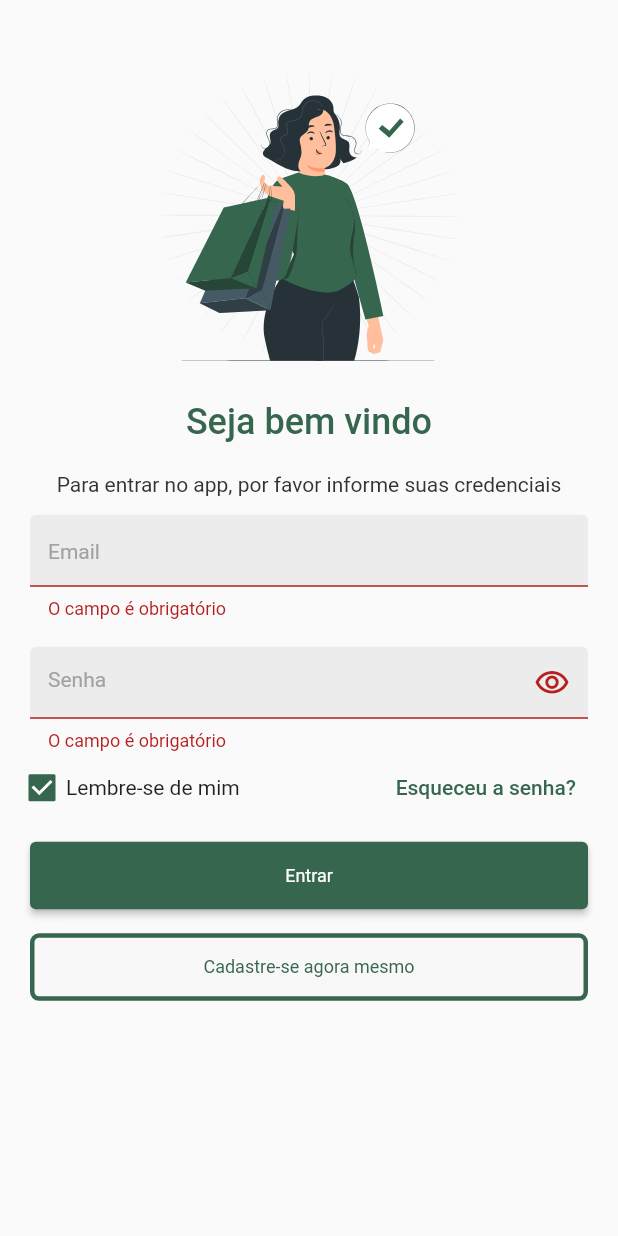
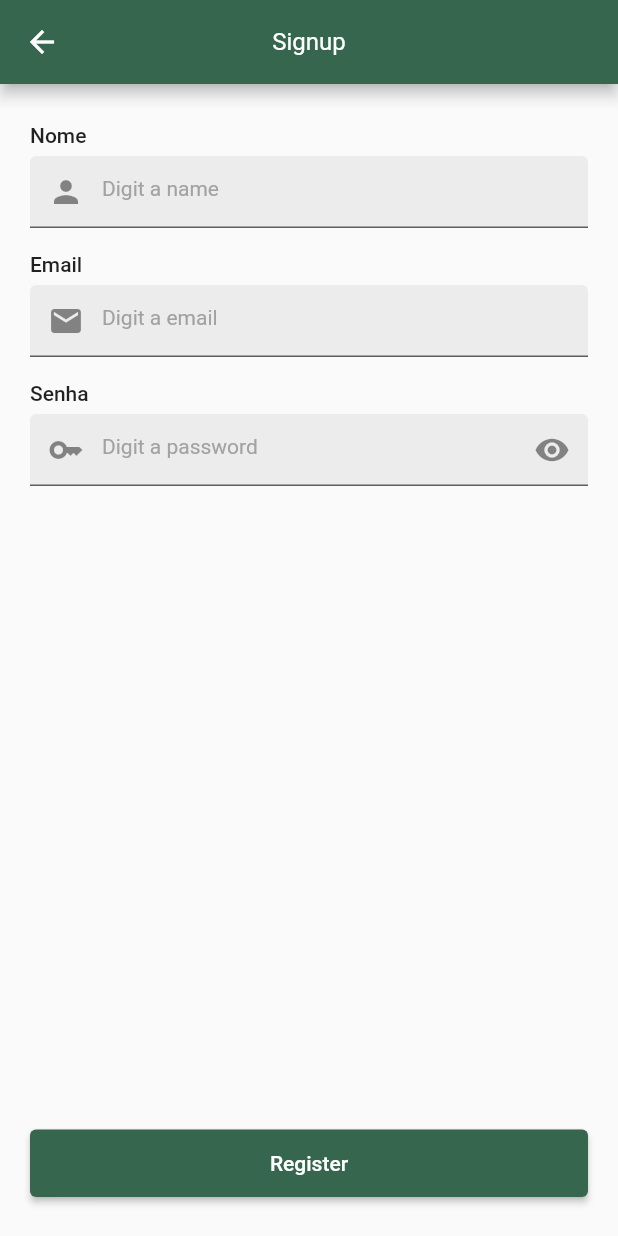
Before and after one commit to wRiqie/coodesh_challenge, a Flutter app: the screen it shows after launch, after a tap on "Entrar", after a tap on "Cadastre-se agora mesmo", on a phone screen of 412 x 824 dp. Run offline on Flutter 3.47's test engine with Material 2 defaults, Android fonts, the phone set to English and light mode, and no system bars; our stand-ins replace another_flushbar, dio, firebase_auth, firebase_core, flutter_svg, get_it and 2 more; missing offline and left inert: dio_cache_interceptor; accounts and stored records are empty; generated files the repository leaves out were written again.

Commit message:
feat: signin, signup and signout

```diff
--- a/english_dictionary/lib/app/core/helpers/session_helper.dart
+++ b/english_dictionary/lib/app/core/helpers/session_helper.dart
@@ -32,7 +32,7 @@ class SessionHelper {
 
   SessionModel? get actualSession => _sessionStore.actualSession;
 
-  Future<void> signout() async {
+  Future<void> signOut() async {
     await _preferencesHelper.remove(Constants.actualSession);
     _sessionStore.actualSession = null;
   }
--- a/english_dictionary/lib/app/core/inject.dart
+++ b/english_dictionary/lib/app/core/inject.dart
@@ -4,12 +4,12 @@ import 'package:english_dictionary/app/data/data_sources/word/word_data_source.d
 import 'package:english_dictionary/app/data/data_sources/word/word_data_source_local_db_imp.dart';
 import 'package:english_dictionary/app/data/data_sources/word_info/word_info_data_source.dart';
 import 'package:english_dictionary/app/data/data_sources/word_info/word_info_data_source_api_imp.dart';
+import 'package:english_dictionary/app/data/repositories/auth_repository.dart';
 import 'package:english_dictionary/app/data/repositories/word_info_repository.dart';
 import 'package:english_dictionary/app/data/repositories/word_repository.dart';
 import 'package:english_dictionary/app/data/services/local_db_service.dart';
 import 'package:firebase_auth/firebase_auth.dart';
 import 'package:get_it/get_it.dart';
-import '../data/data_sources/auth/auth_data_source_mock_imp.dart';
 import '../data/services/http/http_service.dart';
 import '../data/services/http/http_service_dio_imp.dart';
 import '../data/stores/session_store.dart';
@@ -45,6 +45,7 @@ class Inject {
         () => WordInfoDataSourceApiImp(getIt()));
 
     // Repositories
+    getIt.registerLazySingleton<AuthRepository>(() => AuthRepository(getIt()));
     getIt.registerLazySingleton<WordRepository>(() => WordRepository(getIt()));
     getIt.registerLazySingleton<WordInfoRepository>(
         () => WordInfoRepository(getIt()));
--- a/english_dictionary/lib/app/core/snackbar.dart
+++ b/english_dictionary/lib/app/core/snackbar.dart
@@ -1,4 +1,5 @@
 import 'package:another_flushbar/flushbar.dart';
+import 'package:english_dictionary/app/core/constants.dart';
 import 'package:flutter/material.dart';
 
 abstract class _BaseSnackbar {
@@ -79,13 +80,13 @@ class AlertSnackbar extends _BaseSnackbar {
 class ErrorSnackbar extends _BaseSnackbar {
   ErrorSnackbar(
     BuildContext context, {
-    required String message,
+    String? message,
     String? title,
     Widget? icon,
   }) : super(
           context,
           title: title,
-          message: message,
+          message: message ?? Constants.defaultError,
           backgroundColor: const Color(0xFFF64343),
           textColor: const Color(0xFFFCFCFC),
           icon: icon,
--- a/english_dictionary/lib/app/data/data_sources/auth/auth_data_source.dart
+++ b/english_dictionary/lib/app/data/data_sources/auth/auth_data_source.dart
@@ -2,7 +2,7 @@ import 'package:english_dictionary/app/data/models/register_model.dart';
 import 'package:english_dictionary/app/data/models/session_model.dart';
 
 abstract class AuthDataSource {
-  Future<SessionModel> signin(String email, String password);
-  Future<SessionModel> signup(RegisterModel registerInfo);
-  Future<void> signout();
+  Future<SessionModel> signIn(String email, String password);
+  Future<SessionModel> signUp(RegisterModel registerInfo);
+  Future<void> signOut();
 }
--- a/english_dictionary/lib/app/data/data_sources/auth/auth_data_source_firebase_imp.dart
+++ b/english_dictionary/lib/app/data/data_sources/auth/auth_data_source_firebase_imp.dart
@@ -11,7 +11,7 @@ class AuthDataSourceFirebaseImp implements AuthDataSource {
   AuthDataSourceFirebaseImp(this._firebaseAuth);
 
   @override
-  Future<SessionModel> signin(String email, String password) async {
+  Future<SessionModel> signIn(String email, String password) async {
     try {
       var response = await _firebaseAuth.signInWithEmailAndPassword(
         email: email,
@@ -24,17 +24,17 @@ class AuthDataSourceFirebaseImp implements AuthDataSource {
         photoUrl: response.user?.photoURL,
       );
     } on FirebaseAuthException catch (e) {
-      if (e.code == 'user-not-found') {
+      if (e.code == 'ERROR_USER_NOT_FOUND') {
         throw ErrorModel('No user found for that email.');
-      } else if (e.code == 'wrong-password') {
-        throw ErrorModel('Wrong password provided for that user.');
+      } else if (e.code == 'INVALID_LOGIN_CREDENTIALS') {
+        throw ErrorModel('Incorrect email and/or password');
       }
       throw ErrorModel(Constants.defaultError);
     }
   }
 
   @override
-  Future<SessionModel> signup(RegisterModel registerInfo) async {
+  Future<SessionModel> signUp(RegisterModel registerInfo) async {
     try {
       var response = await _firebaseAuth.createUserWithEmailAndPassword(
         email: registerInfo.email,
@@ -67,7 +67,7 @@ class AuthDataSourceFirebaseImp implements AuthDataSource {
   }
 
   @override
-  Future<void> signout() {
+  Future<void> signOut() {
     return _firebaseAuth.signOut();
   }
 }
--- a/english_dictionary/lib/app/data/data_sources/auth/auth_data_source_mock_imp.dart
+++ b/english_dictionary/lib/app/data/data_sources/auth/auth_data_source_mock_imp.dart
@@ -5,14 +5,14 @@ import 'auth_data_source.dart';
 
 class AuthDataSourceMockImp implements AuthDataSource {
   @override
-  Future<SessionModel> signin(String email, String password) {
+  Future<SessionModel> signIn(String email, String password) {
     return Future.delayed(const Duration(seconds: 2), () {
       return _sessionMock;
     });
   }
 
   @override
-  Future<SessionModel> signup(RegisterModel registerInfo) {
+  Future<SessionModel> signUp(RegisterModel registerInfo) {
     return Future.delayed(const Duration(seconds: 2), () {
       return _sessionMock;
     });
@@ -26,7 +26,7 @@ class AuthDataSourceMockImp implements AuthDataSource {
   );
 
   @override
-  Future<void> signout() {
+  Future<void> signOut() {
     return Future.value();
   }
 }
--- a/english_dictionary/lib/app/data/models/paginable_model.dart
+++ b/english_dictionary/lib/app/data/models/paginable_model.dart
@@ -28,6 +28,11 @@ class PaginableModel<T> {
 
   bool get isEmpty => items.isEmpty;
 
+  void clear() {
+    items.clear();
+    totalItemsCount = 0;
+  }
+
   PaginableModel<T> copyWith({
     List<T>? items,
     int? totalItemsCount,
--- /dev/null
+++ b/english_dictionary/lib/app/data/repositories/auth_repository.dart
@@ -0,0 +1,26 @@
+import 'package:english_dictionary/app/data/data_sources/auth/auth_data_source.dart';
+import 'package:english_dictionary/app/data/models/default_response_model.dart';
+import 'package:english_dictionary/app/data/models/register_model.dart';
+import 'package:english_dictionary/app/data/models/session_model.dart';
+import 'package:english_dictionary/app/data/services/execute_service.dart';
+
+class AuthRepository {
+  final AuthDataSource _authDataSource;
+
+  AuthRepository(this._authDataSource);
+
+  Future<DefaultResponseModel<SessionModel>> signIn(
+      String email, String password) {
+    return ExecuteService.tryExecuteAsync(
+        _authDataSource.signIn(email, password));
+  }
+
+  Future<DefaultResponseModel<SessionModel>> signUp(
+      RegisterModel registerInfo) {
+    return ExecuteService.tryExecuteAsync(_authDataSource.signUp(registerInfo));
+  }
+
+  Future<void> signOut() {
+    return _authDataSource.signOut();
+  }
+}
--- a/english_dictionary/lib/app/routes/app_pages.dart
+++ b/english_dictionary/lib/app/routes/app_pages.dart
@@ -1,12 +1,16 @@
 import 'package:english_dictionary/app/ui/screens/home_screen.dart';
 import 'package:english_dictionary/app/ui/screens/signin_screen.dart';
+import 'package:english_dictionary/app/ui/screens/signup_screen.dart';
+import 'package:english_dictionary/app/ui/screens/splash_screen.dart';
 import 'package:flutter/material.dart';
 
 import 'app_routes.dart';
 
 class AppPages {
   static Map<String, Widget Function(BuildContext context)> values = {
+    AppRoutes.splash: (context) => const SplashScreen(),
     AppRoutes.signin: (context) => const SigninScreen(),
+    AppRoutes.signup: (context) => const SignupScreen(),
     AppRoutes.home: (context) => const HomeScreen(),
   };
 }
--- a/english_dictionary/lib/app/routes/app_routes.dart
+++ b/english_dictionary/lib/app/routes/app_routes.dart
@@ -1,4 +1,8 @@
 class AppRoutes {
+  AppRoutes._();
+
+  static const splash = '/splash';
   static const signin = '/signin';
+  static const signup = '/signup';
   static const home = '/home';
 }
--- a/english_dictionary/lib/app/ui/screens/signin_screen.dart
+++ b/english_dictionary/lib/app/ui/screens/signin_screen.dart
@@ -1,8 +1,15 @@
 import 'package:english_dictionary/app/core/assets.dart';
 import 'package:english_dictionary/app/core/extensions.dart';
 import 'package:english_dictionary/app/core/mixins/validators_mixin.dart';
+import 'package:english_dictionary/app/routes/app_routes.dart';
+import 'package:english_dictionary/app/ui/widgets/loader_widget.dart';
 import 'package:flutter/material.dart';
 import 'package:flutter_svg/svg.dart';
+import 'package:get_it/get_it.dart';
+
+import '../../core/helpers/session_helper.dart';
+import '../../core/snackbar.dart';
+import '../../data/repositories/auth_repository.dart';
 
 class SigninScreen extends StatefulWidget {
   const SigninScreen({super.key});
@@ -12,7 +19,7 @@ class SigninScreen extends StatefulWidget {
 }
 
 class _SigninScreenState extends State<SigninScreen> with ValidatorsMixin {
-  // final authRepository = GetIt.I<AuthRepository>();
+  final authRepository = GetIt.I<AuthRepository>();
 
   final formKey = GlobalKey<FormState>();
 
@@ -112,8 +119,8 @@ class _SigninScreenState extends State<SigninScreen> with ValidatorsMixin {
                                           revealText.value = !revealText.value;
                                         },
                                         icon: Icon(revealText.value
-                                            ? Icons.visibility_off_outlined
-                                            : Icons.visibility_outlined),
+                                            ? Icons.visibility_off
+                                            : Icons.visibility),
                                       ),
                                     ),
                                     validator: (value) => combine([
@@ -223,12 +230,7 @@ class _SigninScreenState extends State<SigninScreen> with ValidatorsMixin {
           builder: (context, value, child) {
             return Visibility(
               visible: value,
-              child: Container(
-                color: Colors.black38,
-                child: const Center(
-                  child: CircularProgressIndicator(),
-                ),
-              ),
+              child: const LoaderWidget(),
             );
           },
         ),
@@ -238,36 +240,39 @@ class _SigninScreenState extends State<SigninScreen> with ValidatorsMixin {
 
   void _signin() async {
     if (formKey.currentState?.validate() ?? false) {
-      // isLoading.value = true;
-      // var result = await authRepository.signin(
-      //   emailCtrl.text,
-      //   passwordCtrl.text,
-      // );
+      isLoading.value = true;
+      var result = await authRepository.signIn(
+        emailCtrl.text,
+        passwordCtrl.text,
+      );
 
-      // if (result.isSuccess && result.data != null) {
-      //   // var sessionHelper = GetIt.I<SessionHelper>();
-      //   // await sessionHelper.saveSession(
-      //   //   result.data!,
-      //   //   rememberMe: rememberMe.value,
-      //   // );
-      //   // isLoading.value = false;
+      if (result.isSuccess && result.data != null) {
+        var sessionHelper = GetIt.I<SessionHelper>();
+        await sessionHelper.saveSession(
+          result.data!,
+          rememberMe: rememberMe.value,
+        );
+        isLoading.value = false;
 
-      //   if (context.mounted) {
-      //     Navigator.pushReplacementNamed(context, AppRoutes.home);
-      //   }
-      // } else {
-      //   if (context.mounted) {
-      //     ErrorSnackbar(
-      //       context,
-      //       message: result.error?.message ?? 'Ocorreu um erro inesperado',
-      //     );
-      //     isLoading.value = false;
-      //   }
-      // }
+        if (context.mounted) {
+          Navigator.pushReplacementNamed(context, AppRoutes.home);
+        }
+      } else {
+        if (context.mounted) {
+          ErrorSnackbar(
+            context,
+            message: result.error?.message ?? 'Ocorreu um erro inesperado',
+          );
+        }
+      }
+
+      isLoading.value = false;
     }
   }
 
-  void _signup() {}
+  void _signup() {
+    Navigator.pushNamed(context, AppRoutes.signup);
+  }
 
   void _toggleRememberMe({bool? value}) {
     rememberMe.value = value ?? !rememberMe.value;
--- /dev/null
+++ b/english_dictionary/lib/app/ui/screens/signup_screen.dart
@@ -0,0 +1,177 @@
+import 'package:english_dictionary/app/core/helpers/session_helper.dart';
+import 'package:english_dictionary/app/core/mixins/validators_mixin.dart';
+import 'package:english_dictionary/app/core/snackbar.dart';
+import 'package:english_dictionary/app/data/models/register_model.dart';
+import 'package:english_dictionary/app/routes/app_routes.dart';
+import 'package:english_dictionary/app/ui/widgets/loader_widget.dart';
+import 'package:english_dictionary/app/ui/widgets/title_wrapper_widget.dart';
+import 'package:flutter/material.dart';
+import 'package:get_it/get_it.dart';
+
+import '../../data/repositories/auth_repository.dart';
+
+class SignupScreen extends StatefulWidget {
+  const SignupScreen({super.key});
+
+  @override
+  State<SignupScreen> createState() => _SignupScreenState();
+}
+
+class _SignupScreenState extends State<SignupScreen> with ValidatorsMixin {
+  final authRepository = GetIt.I<AuthRepository>();
+  final sessionHelper = GetIt.I<SessionHelper>();
+
+  final formKey = GlobalKey<FormState>();
+
+  final nameCtrl = TextEditingController();
+  final emailCtrl = TextEditingController();
+  final passwordCtrl = TextEditingController();
+
+  final isLoading = ValueNotifier(false);
+  final obscurePass = ValueNotifier(true);
+
+  @override
+  void dispose() {
+    nameCtrl.dispose();
+    emailCtrl.dispose();
+    passwordCtrl.dispose();
+
+    isLoading.dispose();
+    obscurePass.dispose();
+    super.dispose();
+  }
+
+  @override
+  Widget build(BuildContext context) {
+    return Stack(
+      children: [
+        Scaffold(
+          appBar: AppBar(
+            title: const Text('Signup'),
+          ),
+          bottomNavigationBar: Padding(
+            padding: const EdgeInsets.symmetric(horizontal: 20, vertical: 26),
+            child: SizedBox(
+              height: 45,
+              child: ElevatedButton(
+                onPressed: _signup,
+                child: const Text('Register'),
+              ),
+            ),
+          ),
+          body: SingleChildScrollView(
+            child: Padding(
+              padding: const EdgeInsets.fromLTRB(20, 26, 20, 0),
+              child: Form(
+                key: formKey,
+                child: Column(
+                  children: [
+                    TitleWrapperWidget(
+                      title: 'Nome',
+                      child: TextFormField(
+                        controller: nameCtrl,
+                        decoration: const InputDecoration(
+                          prefixIcon: Icon(Icons.person),
+                          hintText: 'Digit a name',
+                        ),
+                        textInputAction: TextInputAction.next,
+                        validator: isNotEmpty,
+                      ),
+                    ),
+                    const SizedBox(
+                      height: 16,
+                    ),
+                    TitleWrapperWidget(
+                      title: 'Email',
+                      child: TextFormField(
+                        controller: emailCtrl,
+                        decoration: const InputDecoration(
+                          prefixIcon: Icon(Icons.mail),
+                          hintText: 'Digit a email',
+                        ),
+                        textInputAction: TextInputAction.next,
+                        validator: (value) => combine([
+                          () => isNotEmpty(value),
+                          () => isValidEmail(value),
+                        ]),
+                      ),
+                    ),
+                    const SizedBox(
+                      height: 16,
+                    ),
+                    ValueListenableBuilder(
+                      valueListenable: obscurePass,
+                      builder: (context, value, child) {
+                        return TitleWrapperWidget(
+                          title: 'Senha',
+                          child: TextFormField(
+                            controller: passwordCtrl,
+                            obscureText: obscurePass.value,
+                            decoration: InputDecoration(
+                              prefixIcon: const Icon(Icons.key),
+                              suffixIcon: IconButton(
+                                icon: value
+                                    ? const Icon(Icons.visibility)
+                                    : const Icon(Icons.visibility_off),
+                                onPressed: () {
+                                  obscurePass.value = !obscurePass.value;
+                                },
+                              ),
+                              hintText: 'Digit a password',
+                            ),
+                            textInputAction: TextInputAction.send,
+                            onFieldSubmitted: (_) => _signup(),
+                            validator: (value) => combine([
+                              () => isNotEmpty(value),
+                              () => isValidPassword(value),
+                            ]),
+                          ),
+                        );
+                      },
+                    ),
+                  ],
+                ),
+              ),
+            ),
+          ),
+        ),
+        ValueListenableBuilder(
+          valueListenable: isLoading,
+          builder: (context, value, child) {
+            return Visibility(
+              visible: value,
+              child: const LoaderWidget(),
+            );
+          },
+        ),
+      ],
+    );
+  }
+
+  void _signup() async {
+    if (!(formKey.currentState?.validate() ?? false)) return;
+
+    isLoading.value = true;
+    var registerInfo = RegisterModel(
+      nameCtrl.text,
+      emailCtrl.text,
+      passwordCtrl.text,
+      '',
+    );
+    var response = await authRepository.signUp(registerInfo);
+    if (response.isSuccess) {
+      if (context.mounted) {
+        Navigator.pushNamedAndRemoveUntil(
+            context, AppRoutes.signin, (route) => false);
+        SuccessSnackbar(context,
+            message: 'Registration successfully completed');
+      }
+    } else {
+      if (context.mounted) {
+        ErrorSnackbar(context, message: response.error?.message);
+      }
+    }
+
+    isLoading.value = false;
+  }
+}
--- /dev/null
+++ b/english_dictionary/lib/app/ui/screens/splash_screen.dart
@@ -0,0 +1,48 @@
+import 'dart:async';
+
+import 'package:english_dictionary/app/core/helpers/session_helper.dart';
+import 'package:english_dictionary/app/routes/app_routes.dart';
+import 'package:flutter/material.dart';
+import 'package:get_it/get_it.dart';
+
+class SplashScreen extends StatefulWidget {
+  const SplashScreen({super.key});
+
+  @override
+  State<SplashScreen> createState() => _SplashScreenState();
+}
+
+class _SplashScreenState extends State<SplashScreen> {
+  final sessionHelper = GetIt.I<SessionHelper>();
+
+  @override
+  void initState() {
+    super.initState();
+    scheduleMicrotask(() {
+      Future.delayed(const Duration(seconds: 2)).then((_) => _handleDone());
+    });
+  }
+
+  @override
+  Widget build(BuildContext context) {
+    return Scaffold(
+      body: Center(
+        child: Icon(
+          Icons.book,
+          size: 80,
+          color: Theme.of(context).colorScheme.primary,
+        ),
+      ),
+    );
+  }
+
+  void _handleDone() {
+    // checar se usuário está logado
+    var actualSession = sessionHelper.actualSession;
+    if (actualSession != null) {
+      Navigator.of(context).pushReplacementNamed(AppRoutes.home);
+    } else {
+      Navigator.of(context).pushReplacementNamed(AppRoutes.signin);
+    }
+  }
+}
--- /dev/null
+++ b/english_dictionary/lib/app/ui/widgets/title_wrapper_widget.dart
@@ -0,0 +1,25 @@
+import 'package:flutter/material.dart';
+
+class TitleWrapperWidget extends StatelessWidget {
+  final String title;
+  final Widget child;
+  const TitleWrapperWidget(
+      {super.key, required this.title, required this.child});
+
+  @override
+  Widget build(BuildContext context) {
+    return Column(
+      crossAxisAlignment: CrossAxisAlignment.start,
+      children: [
+        Text(
+          title,
+          style: const TextStyle(fontWeight: FontWeight.w500),
+        ),
+        const SizedBox(
+          height: 6,
+        ),
+        child,
+      ],
+    );
+  }
+}
--- a/english_dictionary/lib/app_widget.dart
+++ b/english_dictionary/lib/app_widget.dart
@@ -15,7 +15,7 @@ class AppWidget extends StatelessWidget {
       // home: const SplashScreen()
       theme: appTheme,
       routes: AppPages.values,
-      initialRoute: AppRoutes.signin,
+      initialRoute: AppRoutes.splash,
     );
   }
 }
```
Also changed, not shown: english_dictionary/lib/app/ui/screens/home_screen.dart (+71 -20 lines), english_dictionary/lib/app/ui/widgets/loader_widget.dart (added, +15 -0 lines).
